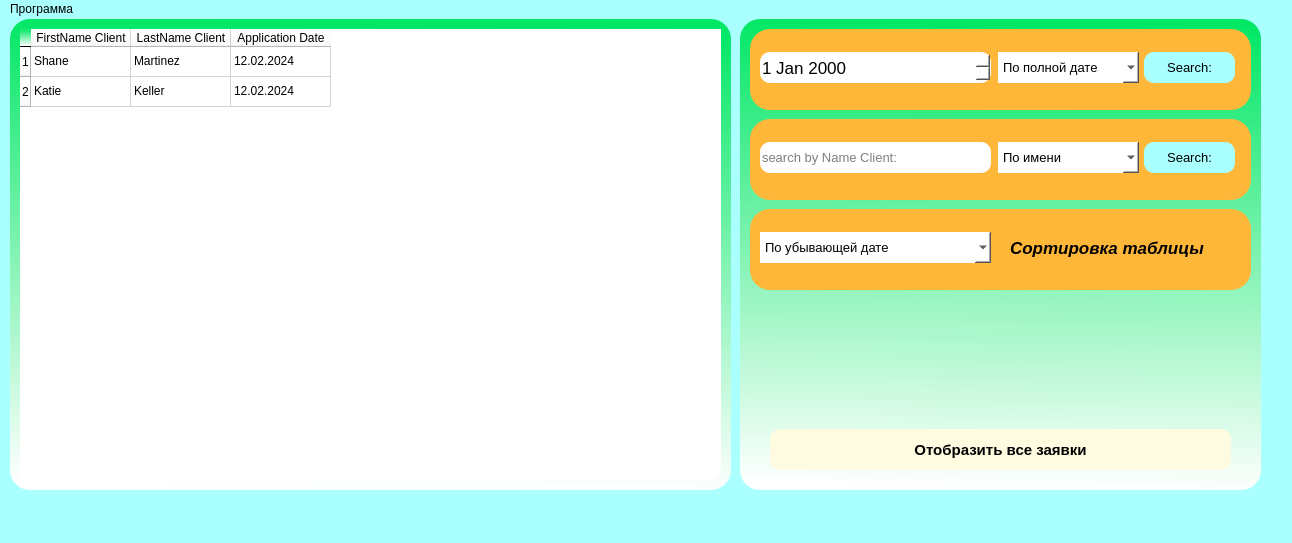
First picture: the form in QtUI/Ui_WindowApplication.ui, repository ItsCetrion/Kursach, before the edit.
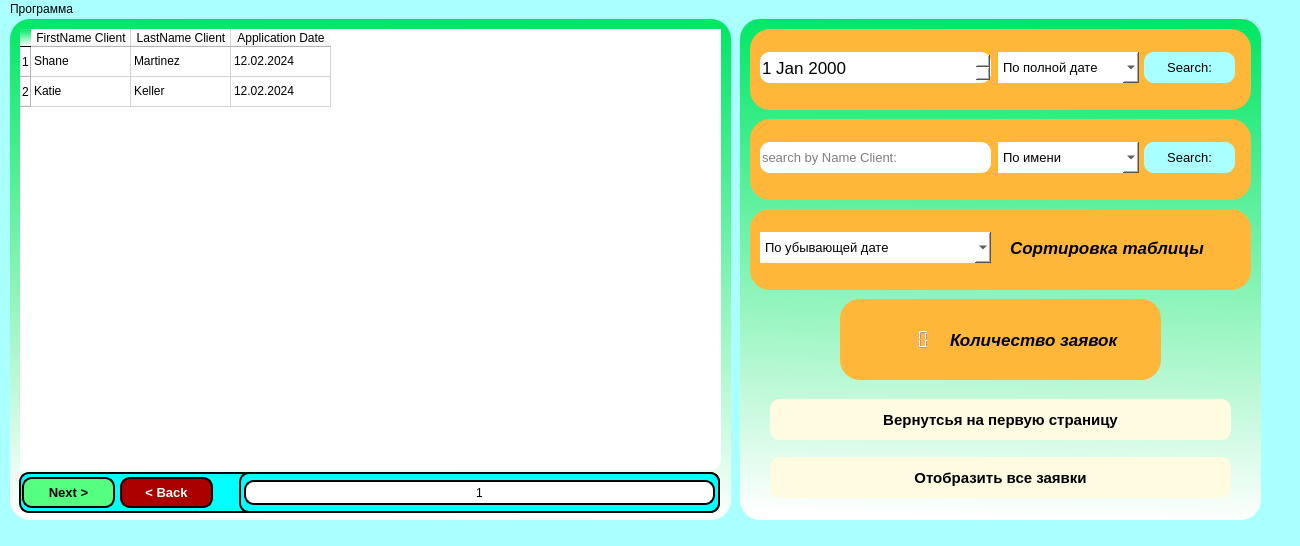
Second picture: the form after the edit.

Diff of the .ui file:
```diff
--- a/QtUI/Ui_WindowApplication.ui
+++ b/QtUI/Ui_WindowApplication.ui
@@ -6,8 +6,8 @@
    <rect>
     <x>0</x>
     <y>0</y>
-    <width>1292</width>
-    <height>543</height>
+    <width>1300</width>
+    <height>546</height>
    </rect>
   </property>
   <property name="windowTitle">
@@ -23,7 +23,7 @@
       <x>10</x>
       <y>0</y>
       <width>721</width>
-      <height>471</height>
+      <height>501</height>
      </rect>
     </property>
     <property name="styleSheet">
@@ -42,7 +42,7 @@
        <x>10</x>
        <y>10</y>
        <width>701</width>
-       <height>451</height>
+       <height>441</height>
       </rect>
      </property>
      <property name="styleSheet">
@@ -105,6 +105,109 @@
       </property>
      </item>
     </widget>
+    <widget class="QWidget" name="widget" native="true">
+     <property name="geometry">
+      <rect>
+       <x>9</x>
+       <y>453</y>
+       <width>701</width>
+       <height>41</height>
+      </rect>
+     </property>
+     <property name="styleSheet">
+      <string notr="true">/*background-color: rgb(170, 255, 127);*/
+background-color: rgb(0, 255, 255);
+border: 2px solid black;
+border-radius: 10px</string>
+     </property>
+     <widget class="QWidget" name="horizontalLayoutWidget">
+      <property name="geometry">
+       <rect>
+        <x>220</x>
+        <y>0</y>
+        <width>481</width>
+        <height>41</height>
+       </rect>
+      </property>
+      <layout class="QHBoxLayout" name="horizontalLayout_ListNumberPages">
+       <property name="leftMargin">
+        <number>5</number>
+       </property>
+       <property name="rightMargin">
+        <number>5</number>
+       </property>
+       <item>
+        <widget class="QPushButton" name="pushButton_FirstPage">
+         <property name="minimumSize">
+          <size>
+           <width>0</width>
+           <height>25</height>
+          </size>
+         </property>
+         <property name="styleSheet">
+          <string notr="true">background-color: rgb(255, 255, 255); border: 2px solid black;</string>
+         </property>
+         <property name="text">
+          <string>1</string>
+         </property>
+        </widget>
+       </item>
+      </layout>
+     </widget>
+     <widget class="QPushButton" name="pushButton_NextPage">
+      <property name="geometry">
+       <rect>
+        <x>3</x>
+        <y>5</y>
+        <width>93</width>
+        <height>31</height>
+       </rect>
+      </property>
+      <property name="font">
+       <font>
+        <family>Arial</family>
+        <pointsize>10</pointsize>
+        <weight>75</weight>
+        <bold>true</bold>
+       </font>
+      </property>
+      <property name="styleSheet">
+       <string notr="true">background-color: rgb(85, 255, 127);</string>
+      </property>
+      <property name="text">
+       <string>Next &gt;</string>
+      </property>
+     </widget>
+     <widget class="QPushButton" name="pushButton_BackPage">
+      <property name="geometry">
+       <rect>
+        <x>101</x>
+        <y>5</y>
+        <width>93</width>
+        <height>31</height>
+       </rect>
+      </property>
+      <property name="font">
+       <font>
+        <family>Arial</family>
+        <pointsize>10</pointsize>
+        <weight>75</weight>
+        <italic>false</italic>
+        <bold>true</bold>
+        <underline>false</underline>
+        <strikeout>false</strikeout>
+        <kerning>true</kerning>
+       </font>
+      </property>
+      <property name="styleSheet">
+       <string notr="true">background-color: rgb(170, 0, 0);
+color: rgb(255, 255, 255);</string>
+      </property>
+      <property name="text">
+       <string>&lt; Back</string>
+      </property>
+     </widget>
+    </widget>
    </widget>
    <widget class="QFrame" name="frame_2">
     <property name="geometry">
@@ -112,7 +215,7 @@
       <x>740</x>
       <y>0</y>
       <width>521</width>
-      <height>471</height>
+      <height>501</height>
      </rect>
     </property>
     <property name="styleSheet">
@@ -129,7 +232,7 @@
      <property name="geometry">
       <rect>
        <x>30</x>
-       <y>410</y>
+       <y>438</y>
        <width>461</width>
        <height>41</height>
       </rect>
@@ -459,6 +562,87 @@
       </property>
      </widget>
     </widget>
+    <widget class="QFrame" name="frame_6">
+     <property name="geometry">
+      <rect>
+       <x>100</x>
+       <y>280</y>
+       <width>321</width>
+       <height>81</height>
+      </rect>
+     </property>
+     <property name="styleSheet">
+      <string notr="true">background-color: rgb(255, 183, 57);</string>
+     </property>
+     <property name="frameShape">
+      <enum>QFrame::StyledPanel</enum>
+     </property>
+     <property name="frameShadow">
+      <enum>QFrame::Raised</enum>
+     </property>
+     <widget class="QLabel" name="label_text_2">
+      <property name="geometry">
+       <rect>
+        <x>110</x>
+        <y>20</y>
+        <width>211</width>
+        <height>41</height>
+       </rect>
+      </property>
+      <property name="font">
+       <font>
+        <family>Arial</family>
+        <pointsize>13</pointsize>
+        <weight>75</weight>
+        <italic>true</italic>
+        <bold>true</bold>
+        <underline>false</underline>
+        <strikeout>false</strikeout>
+       </font>
+      </property>
+      <property name="text">
+       <string>Количество заявок</string>
+      </property>
+     </widget>
+     <widget class="QLCDNumber" name="lcdNumber">
+      <property name="geometry">
+       <rect>
+        <x>40</x>
+        <y>29</y>
+        <width>51</width>
+        <height>23</height>
+       </rect>
+      </property>
+      <property name="styleSheet">
+       <string notr="true">color: rgb(0, 0, 0);</string>
+      </property>
+     </widget>
+    </widget>
+    <widget class="QPushButton" name="pushButton_BackFirstPage">
+     <property name="geometry">
+      <rect>
+       <x>30</x>
+       <y>380</y>
+       <width>461</width>
+       <height>41</height>
+      </rect>
+     </property>
+     <property name="font">
+      <font>
+       <family>Arial</family>
+       <pointsize>11</pointsize>
+       <weight>75</weight>
+       <bold>true</bold>
+      </font>
+     </property>
+     <property name="styleSheet">
+      <string notr="true">background-color: rgb(255, 251, 224);
+border-radius: 10px</string>
+     </property>
+     <property name="text">
+      <string>Вернутсья на первую страницу</string>
+     </property>
+    </widget>
    </widget>
   </widget>
   <widget class="QMenuBar" name="menubar">
@@ -466,7 +650,7 @@
     <rect>
      <x>0</x>
      <y>0</y>
-     <width>1292</width>
+     <width>1300</width>
      <height>21</height>
     </rect>
    </property>
```
Left out of the diff: 1 changed line with no effect on the pictures.
